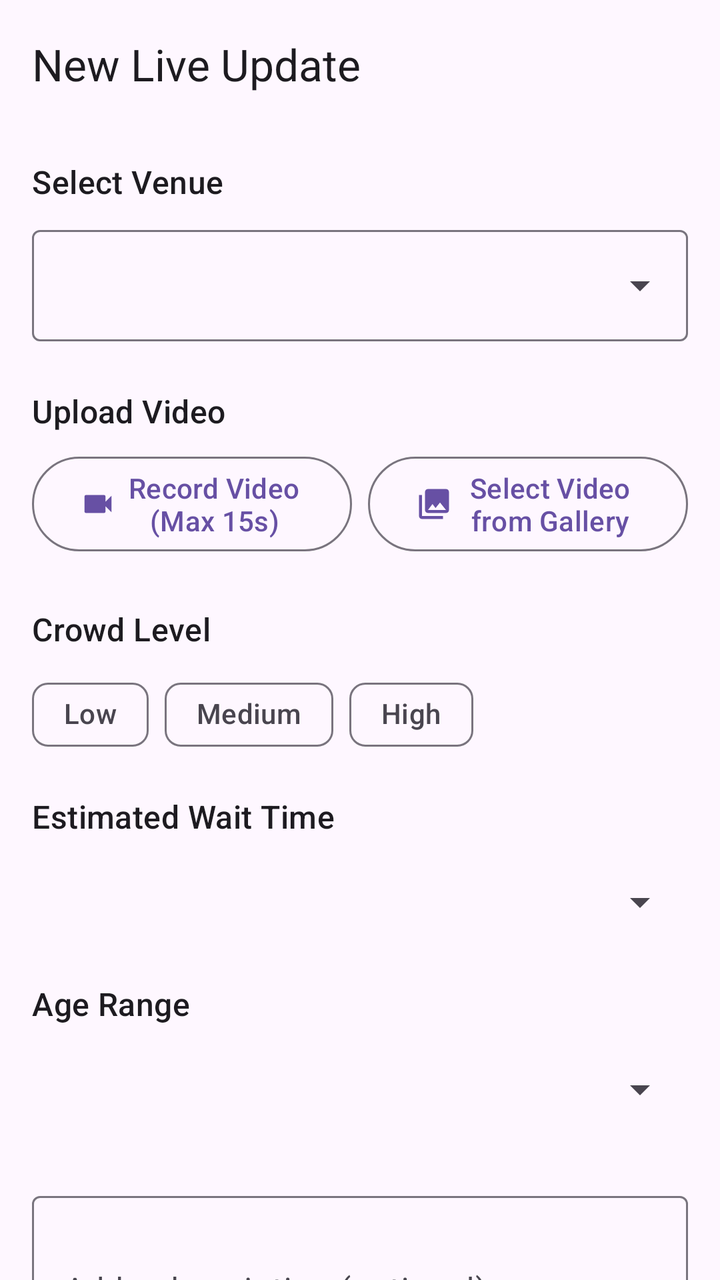
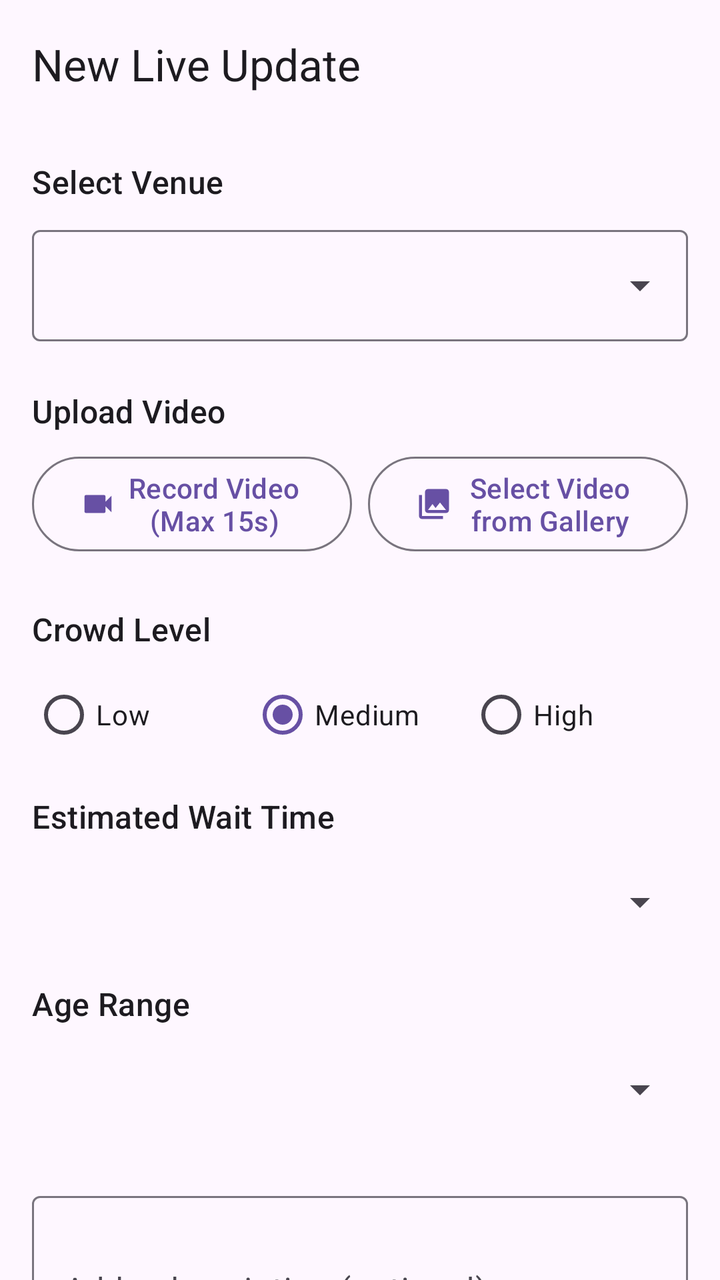

The first picture is an Android layout as it rendered before a commit; the second is the same layout after the commit. The layout source and the unified diff follow.
<!-- AndroidManifest.xml: application theme Theme.BarCrowd -->
<!-- res/layout/fragment_new_live_update.xml -->
<?xml version="1.0" encoding="utf-8"?>
<androidx.coordinatorlayout.widget.CoordinatorLayout
    xmlns:android="http://schemas.android.com/apk/res/android"
    xmlns:app="http://schemas.android.com/apk/res-auto"
    xmlns:tools="http://schemas.android.com/tools"
    android:layout_width="match_parent"
    android:layout_height="match_parent"
    tools:context=".ui.liveupdate.post.NewLiveUpdateFragment">

    <com.google.android.material.appbar.AppBarLayout
        android:layout_width="match_parent"
        android:layout_height="wrap_content">

        <com.google.android.material.appbar.MaterialToolbar
            android:id="@+id/toolbar"
            android:layout_width="match_parent"
            android:layout_height="?attr/actionBarSize"
            app:title="@string/title_new_live_update" />
    </com.google.android.material.appbar.AppBarLayout>

    <androidx.core.widget.NestedScrollView
        android:layout_width="match_parent"
        android:layout_height="match_parent"
        app:layout_behavior="@string/appbar_scrolling_view_behavior">

        <LinearLayout
            android:layout_width="match_parent"
            android:layout_height="wrap_content"
            android:orientation="vertical"
            android:padding="16dp">

            
            <TextView
                android:layout_width="match_parent"
                android:layout_height="wrap_content"
                android:text="@string/label_select_venue"
                android:textAppearance="@style/TextAppearance.Material3.TitleMedium" />

            <com.google.android.material.textfield.TextInputLayout
                android:id="@+id/til_venue"
                style="@style/Widget.Material3.TextInputLayout.OutlinedBox.ExposedDropdownMenu"
                android:layout_width="match_parent"
                android:layout_height="wrap_content"
                android:layout_marginTop="8dp">

                <AutoCompleteTextView
                    android:id="@+id/actv_venue"
                    android:layout_width="match_parent"
                    android:layout_height="wrap_content"
                    android:inputType="none" />
            </com.google.android.material.textfield.TextInputLayout>

            
            <TextView
                android:layout_width="match_parent"
                android:layout_height="wrap_content"
                android:layout_marginTop="24dp"
                android:text="@string/label_upload_video"
                android:textAppearance="@style/TextAppearance.Material3.TitleMedium" />

            <LinearLayout
                android:layout_width="match_parent"
                android:layout_height="wrap_content"
                android:layout_marginTop="8dp"
                android:orientation="horizontal">

                <Button
                    android:id="@+id/btn_record_video"
                    style="@style/Widget.Material3.Button.OutlinedButton"
                    android:layout_width="0dp"
                    android:layout_height="wrap_content"
                    android:layout_weight="1"
                    android:layout_marginEnd="4dp"
                    android:text="@string/btn_record_video"
                    app:icon="@drawable/ic_baseline_videocam_24" />

                <Button
                    android:id="@+id/btn_select_gallery"
                    style="@style/Widget.Material3.Button.OutlinedButton"
                    android:layout_width="0dp"
                    android:layout_height="wrap_content"
                    android:layout_weight="1"
                    android:layout_marginStart="4dp"
                    android:text="@string/btn_select_video"
                    app:icon="@drawable/ic_baseline_photo_library_24" />
            </LinearLayout>

            
            <FrameLayout
                android:id="@+id/fl_preview_container"
                android:layout_width="match_parent"
                android:layout_height="250dp"
                android:layout_marginTop="12dp"
                android:background="#F0F0F0"
                android:visibility="gone"
                tools:visibility="visible">

                
                <ImageView
                    android:id="@+id/iv_thumbnail"
                    android:layout_width="match_parent"
                    android:layout_height="match_parent"
                    android:scaleType="centerCrop"
                    android:contentDescription="Video thumbnail" />

                
                <ImageView
                    android:id="@+id/iv_play_icon"
                    android:layout_width="56dp"
                    android:layout_height="56dp"
                    android:layout_gravity="center"
                    android:src="@drawable/ic_baseline_play_arrow_24"
                    app:tint="@android:color/white" />

                
                <com.google.android.exoplayer2.ui.PlayerView
                    android:id="@+id/pv_video"
                    android:layout_width="match_parent"
                    android:layout_height="match_parent"
                    android:visibility="gone"
                    app:use_controller="true"
                    app:resize_mode="fit" />

                
                <com.google.android.material.button.MaterialButton
                    android:id="@+id/btn_clear_video"
                    style="@style/Widget.Material3.Button.IconButton"
                    android:layout_width="wrap_content"
                    android:layout_height="wrap_content"
                    android:layout_gravity="top|end"
                    android:layout_margin="8dp"
                    app:icon="@drawable/ic_baseline_delete_24"
                    app:iconTint="@android:color/white"
                    android:backgroundTint="#99000000" />
            </FrameLayout>

            
            <TextView
                android:layout_width="match_parent"
                android:layout_height="wrap_content"
                android:layout_marginTop="24dp"
                android:text="@string/label_crowd_level_input"
                android:textAppearance="@style/TextAppearance.Material3.TitleMedium" />

            <com.google.android.material.chip.ChipGroup
                android:id="@+id/chip_group_crowd"
                android:layout_width="match_parent"
                android:layout_height="wrap_content"
                android:layout_marginTop="8dp"
                app:singleSelection="true">

                <com.google.android.material.chip.Chip
                    android:id="@+id/chip_low"
                    style="@style/Widget.Material3.Chip.Filter"
                    android:layout_width="wrap_content"
                    android:layout_height="wrap_content"
                    android:text="@string/option_low" />

                <com.google.android.material.chip.Chip
                    android:id="@+id/chip_medium"
                    style="@style/Widget.Material3.Chip.Filter"
                    android:layout_width="wrap_content"
                    android:layout_height="wrap_content"
                    android:text="@string/option_medium" />

                <com.google.android.material.chip.Chip
                    android:id="@+id/chip_high"
                    style="@style/Widget.Material3.Chip.Filter"
                    android:layout_width="wrap_content"
                    android:layout_height="wrap_content"
                    android:text="@string/option_high" />
            </com.google.android.material.chip.ChipGroup>

            
            <TextView
                android:layout_width="match_parent"
                android:layout_height="wrap_content"
                android:layout_marginTop="16dp"
                android:text="@string/label_wait_time_input"
                android:textAppearance="@style/TextAppearance.Material3.TitleMedium" />

            <Spinner
                android:id="@+id/spinner_wait_time"
                android:layout_width="match_parent"
                android:layout_height="wrap_content"
                android:layout_marginTop="8dp"
                android:minHeight="48dp" />

            
            <TextView
                android:layout_width="match_parent"
                android:layout_height="wrap_content"
                android:layout_marginTop="16dp"
                android:text="@string/label_age_range_input"
                android:textAppearance="@style/TextAppearance.Material3.TitleMedium" />

            <Spinner
                android:id="@+id/spinner_age_range"
                android:layout_width="match_parent"
                android:layout_height="wrap_content"
                android:layout_marginTop="8dp"
                android:minHeight="48dp" />

            
            <com.google.android.material.textfield.TextInputLayout
                android:id="@+id/til_description"
                style="@style/Widget.Material3.TextInputLayout.OutlinedBox"
                android:layout_width="match_parent"
                android:layout_height="wrap_content"
                android:layout_marginTop="24dp">

                <com.google.android.material.textfield.TextInputEditText
                    android:id="@+id/et_description"
                    android:layout_width="match_parent"
                    android:layout_height="wrap_content"
                    android:hint="@string/hint_description"
                    android:inputType="textMultiLine"
                    android:minLines="3" />
            </com.google.android.material.textfield.TextInputLayout>

            
            <Button
                android:id="@+id/btn_post"
                android:layout_width="match_parent"
                android:layout_height="wrap_content"
                android:layout_marginTop="32dp"
                android:padding="16dp"
                android:text="@string/btn_post_update" />

        </LinearLayout>
    </androidx.core.widget.NestedScrollView>

    
    <FrameLayout
        android:id="@+id/loading_overlay"
        android:layout_width="match_parent"
        android:layout_height="match_parent"
        android:background="#80000000"
        android:clickable="true"
        android:focusable="true"
        android:visibility="gone">

        <LinearLayout
            android:layout_width="wrap_content"
            android:layout_height="wrap_content"
            android:layout_gravity="center"
            android:orientation="vertical"
            android:gravity="center"
            android:background="@android:drawable/dialog_holo_light_frame"
            android:padding="24dp">

            <ProgressBar
                android:layout_width="wrap_content"
                android:layout_height="wrap_content" />

            <TextView
                android:id="@+id/tv_loading_message"
                android:layout_width="wrap_content"
                android:layout_height="wrap_content"
                android:layout_marginTop="16dp"
                android:text="Uploading..."
                android:textColor="@android:color/black"
                android:textStyle="bold"/>
        </LinearLayout>
    </FrameLayout>

</androidx.coordinatorlayout.widget.CoordinatorLayout>
<!-- resources referenced by this layout -->
<resources>
  <!-- drawable ic_baseline_delete_24 (drawable) -->
  <vector xmlns:android="http://schemas.android.com/apk/res/android"
      android:width="24dp"
      android:height="24dp"
      android:viewportWidth="24"
      android:viewportHeight="24"
      android:tint="?attr/colorControlNormal">
      <path
          android:fillColor="@android:color/white"
          android:pathData="M6,19c0,1.1 0.9,2 2,2h8c1.1,0 2,-0.9 2,-2V7H6v12zM19,4h-3.5l-1,-1h-5l-1,1H5v2h14V4z"/>
  </vector>
  <!-- drawable ic_baseline_photo_library_24 (drawable) -->
  <vector xmlns:android="http://schemas.android.com/apk/res/android"
      android:width="24dp"
      android:height="24dp"
      android:viewportWidth="24"
      android:viewportHeight="24"
      android:tint="?attr/colorControlNormal">
    <path
        android:fillColor="@android:color/white"
        android:pathData="M22,16V4c0,-1.1 -0.9,-2 -2,-2H8c-1.1,0 -2,0.9 -2,2v12c0,1.1 0.9,2 2,2h12c1.1,0 2,-0.9 2,-2zM11,12l2.03,2.71L16,11l4,5H8l3,-4zM2,6v14c0,1.1 0.9,2 2,2h14v-2H4V6H2z"/>
  </vector>
  <!-- drawable ic_baseline_play_arrow_24 (drawable) -->
  <vector xmlns:android="http://schemas.android.com/apk/res/android"
      android:width="24dp"
      android:height="24dp"
      android:viewportWidth="24"
      android:viewportHeight="24"
      android:tint="?attr/colorControlNormal">
      <path
          android:fillColor="@android:color/white"
          android:pathData="M8,5v14l11,-7z"/>
  </vector>
  <!-- drawable ic_baseline_videocam_24 (drawable) -->
  <vector xmlns:android="http://schemas.android.com/apk/res/android"
      android:width="24dp"
      android:height="24dp"
      android:viewportWidth="24"
      android:viewportHeight="24"
      android:tint="?attr/colorControlNormal">
      <path
          android:fillColor="@android:color/white"
          android:pathData="M17,10.5V7c0,-0.55 -0.45,-1 -1,-1H4C3.45,6 3,6.45 3,7v10c0,0.55 0.45,1 1,1h12c0.55,0 1,-0.45 1,-1v-3.5l4,4v-11L17,10.5z"/>
  </vector>
  <string name="btn_post_update">Publish Update</string>
  <string name="btn_record_video">Record Video (Max 15s)</string>
  <string name="btn_select_video">Select Video from Gallery</string>
  <string name="hint_description">Add a description (optional)...</string>
  <string name="label_age_range_input">Age Range</string>
  <string name="label_crowd_level_input">Crowd Level</string>
  <string name="label_select_venue">Select Venue</string>
  <string name="label_upload_video">Upload Video</string>
  <string name="label_wait_time_input">Estimated Wait Time</string>
  <string name="option_high">High</string>
  <string name="option_low">Low</string>
  <string name="option_medium">Medium</string>
  <string name="title_new_live_update">New Live Update</string>
  <style name="Theme.BarCrowd" parent="Base.Theme.BarCrowd" />
  <style name="Base.Theme.BarCrowd" parent="Theme.Material3.DayNight.NoActionBar">
          
          
      </style>
</resources>

<!-- the commit's change to res/layout/fragment_new_live_update.xml (unified diff, before → after) -->
@@ -29,7 +29,6 @@
             android:orientation="vertical"
             android:padding="16dp">
 
-            
             <TextView
                 android:layout_width="match_parent"
                 android:layout_height="wrap_content"
@@ -50,7 +49,6 @@
                     android:inputType="none" />
             </com.google.android.material.textfield.TextInputLayout>
 
-            
             <TextView
                 android:layout_width="match_parent"
                 android:layout_height="wrap_content"
@@ -85,7 +83,6 @@
                     app:icon="@drawable/ic_baseline_photo_library_24" />
             </LinearLayout>
 
-            
             <FrameLayout
                 android:id="@+id/fl_preview_container"
                 android:layout_width="match_parent"
@@ -95,7 +92,6 @@
                 android:visibility="gone"
                 tools:visibility="visible">
 
-                
                 <ImageView
                     android:id="@+id/iv_thumbnail"
                     android:layout_width="match_parent"
@@ -103,7 +99,6 @@
                     android:scaleType="centerCrop"
                     android:contentDescription="Video thumbnail" />
 
-                
                 <ImageView
                     android:id="@+id/iv_play_icon"
                     android:layout_width="56dp"
@@ -112,7 +107,6 @@
                     android:src="@drawable/ic_baseline_play_arrow_24"
                     app:tint="@android:color/white" />
 
-                
                 <com.google.android.exoplayer2.ui.PlayerView
                     android:id="@+id/pv_video"
                     android:layout_width="match_parent"
@@ -121,7 +115,6 @@
                     app:use_controller="true"
                     app:resize_mode="fit" />
 
-                
                 <com.google.android.material.button.MaterialButton
                     android:id="@+id/btn_clear_video"
                     style="@style/Widget.Material3.Button.IconButton"
@@ -134,7 +127,6 @@
                     android:backgroundTint="#99000000" />
             </FrameLayout>
 
-            
             <TextView
                 android:layout_width="match_parent"
                 android:layout_height="wrap_content"
@@ -142,36 +134,36 @@
                 android:text="@string/label_crowd_level_input"
                 android:textAppearance="@style/TextAppearance.Material3.TitleMedium" />
 
-            <com.google.android.material.chip.ChipGroup
-                android:id="@+id/chip_group_crowd"
-                android:layout_width="match_parent"
-                android:layout_height="wrap_content"
-                android:layout_marginTop="8dp"
-                app:singleSelection="true">
-
-                <com.google.android.material.chip.Chip
-                    android:id="@+id/chip_low"
-                    style="@style/Widget.Material3.Chip.Filter"
-                    android:layout_width="wrap_content"
-                    android:layout_height="wrap_content"
+            <RadioGroup
+                android:id="@+id/rg_crowd_level"
+                android:layout_width="match_parent"
+                android:layout_height="wrap_content"
+                android:layout_marginTop="8dp"
+                android:orientation="horizontal">
+
+                <RadioButton
+                    android:id="@+id/rb_low"
+                    android:layout_width="0dp"
+                    android:layout_height="wrap_content"
+                    android:layout_weight="1"
                     android:text="@string/option_low" />
 
-                <com.google.android.material.chip.Chip
-                    android:id="@+id/chip_medium"
-                    style="@style/Widget.Material3.Chip.Filter"
-                    android:layout_width="wrap_content"
-                    android:layout_height="wrap_content"
+                <RadioButton
+                    android:id="@+id/rb_medium"
+                    android:layout_width="0dp"
+                    android:layout_height="wrap_content"
+                    android:layout_weight="1"
+                    android:checked="true"
                     android:text="@string/option_medium" />
 
-                <com.google.android.material.chip.Chip
-                    android:id="@+id/chip_high"
-                    style="@style/Widget.Material3.Chip.Filter"
-                    android:layout_width="wrap_content"
-                    android:layout_height="wrap_content"
+                <RadioButton
+                    android:id="@+id/rb_high"
+                    android:layout_width="0dp"
+                    android:layout_height="wrap_content"
+                    android:layout_weight="1"
                     android:text="@string/option_high" />
-            </com.google.android.material.chip.ChipGroup>
-
-            
+            </RadioGroup>
+
             <TextView
                 android:layout_width="match_parent"
                 android:layout_height="wrap_content"
@@ -186,7 +178,6 @@
                 android:layout_marginTop="8dp"
                 android:minHeight="48dp" />
 
-            
             <TextView
                 android:layout_width="match_parent"
                 android:layout_height="wrap_content"
@@ -201,7 +192,6 @@
                 android:layout_marginTop="8dp"
                 android:minHeight="48dp" />
 
-            
             <com.google.android.material.textfield.TextInputLayout
                 android:id="@+id/til_description"
                 style="@style/Widget.Material3.TextInputLayout.OutlinedBox"
@@ -218,7 +208,6 @@
                     android:minLines="3" />
             </com.google.android.material.textfield.TextInputLayout>
 
-            
             <Button
                 android:id="@+id/btn_post"
                 android:layout_width="match_parent"
@@ -230,7 +219,6 @@
         </LinearLayout>
     </androidx.core.widget.NestedScrollView>
 
-    
     <FrameLayout
         android:id="@+id/loading_overlay"
         android:layout_width="match_parent"
